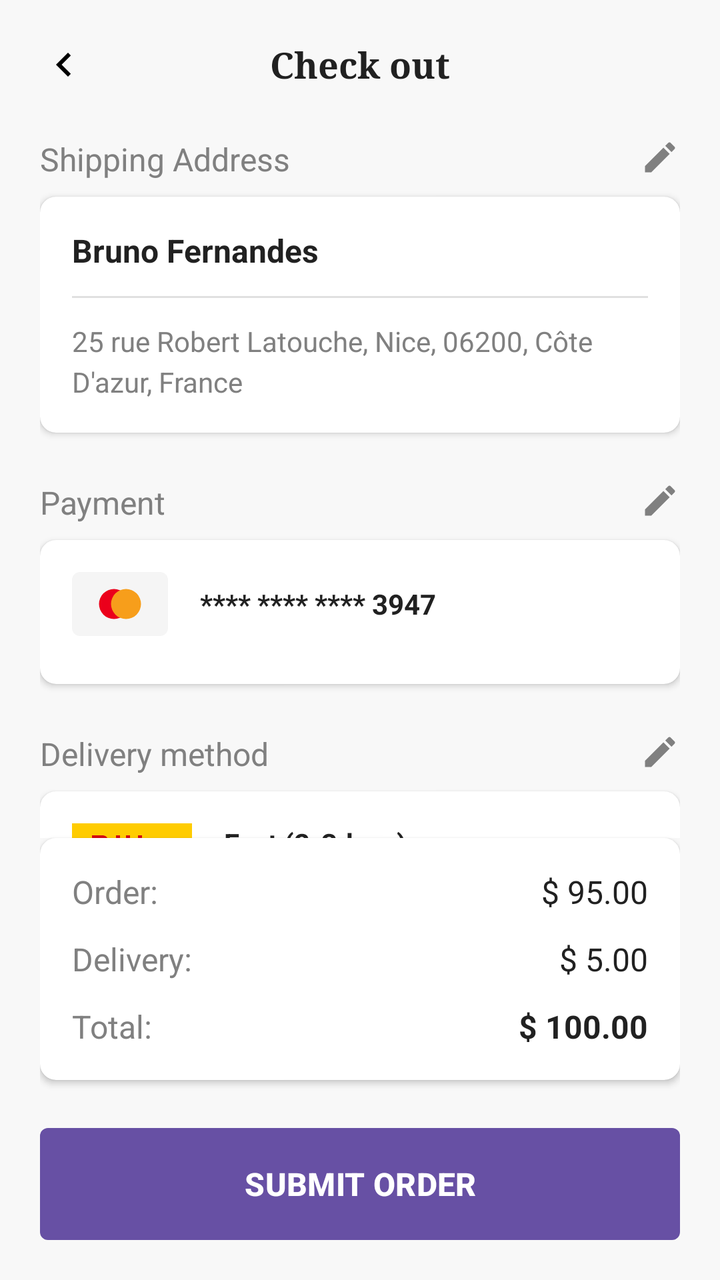
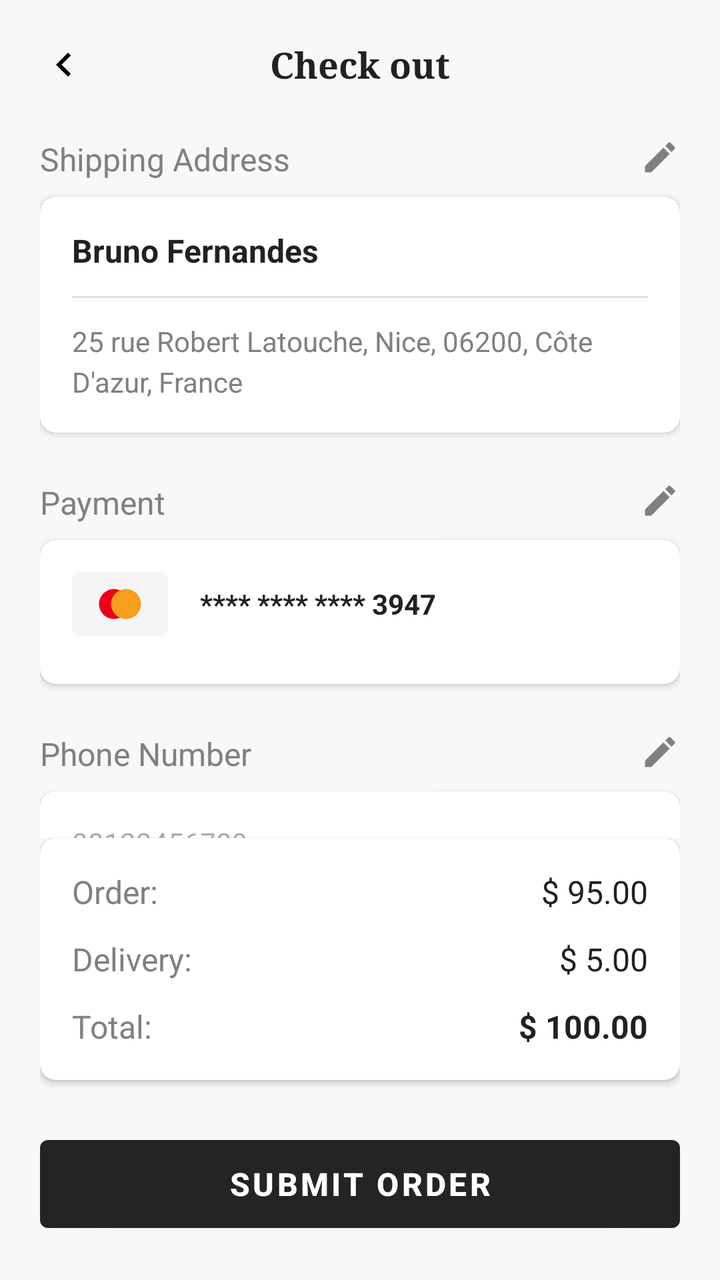

An Android layout rendered at two revisions. The XML below is the earlier revision; the diff shows what the commit changed to produce the second picture.
<!-- AndroidManifest.xml: application theme Theme.Furniture -->
<!-- res/layout/activity_checkout.xml -->
<?xml version="1.0" encoding="utf-8"?>
<androidx.constraintlayout.widget.ConstraintLayout xmlns:android="http://schemas.android.com/apk/res/android"
    xmlns:app="http://schemas.android.com/apk/res-auto"
    xmlns:tools="http://schemas.android.com/tools"
    android:layout_width="match_parent"
    android:layout_height="match_parent"
    android:background="#F8F8F8"
    tools:context=".ui.CheckoutActivity">

    
    <LinearLayout
        android:id="@+id/layout_checkout_content"
        android:layout_width="match_parent"
        android:layout_height="match_parent"
        android:orientation="vertical"
        android:padding="20dp"
        android:visibility="visible">

        
        <RelativeLayout
            android:layout_width="match_parent"
            android:layout_height="wrap_content"
            android:layout_marginBottom="24dp">
            
            <ImageView
                android:layout_width="24dp"
                android:layout_height="24dp"
                android:src="@drawable/ic_back"
                android:layout_centerVertical="true" />
                
            <TextView
                android:layout_width="wrap_content"
                android:layout_height="wrap_content"
                android:text="Check out"
                android:textSize="18sp"
                android:textStyle="bold"
                android:fontFamily="serif"
                android:textColor="#212121"
                android:layout_centerInParent="true" />
        </RelativeLayout>

        <androidx.core.widget.NestedScrollView
            android:layout_width="match_parent"
            android:layout_height="0dp"
            android:layout_weight="1"
            android:fillViewport="true">

            <LinearLayout
                android:layout_width="match_parent"
                android:layout_height="wrap_content"
                android:orientation="vertical">

                
                <RelativeLayout
                    android:layout_width="match_parent"
                    android:layout_height="wrap_content"
                    android:layout_marginBottom="8dp">
                    
                    <TextView
                        android:layout_width="wrap_content"
                        android:layout_height="wrap_content"
                        android:text="Shipping Address"
                        android:textColor="#808080"
                        android:textSize="16sp" />
                        
                    <ImageView
                        android:layout_width="20dp"
                        android:layout_height="20dp"
                        android:src="@drawable/ic_edit"
                        android:layout_alignParentEnd="true" />
                </RelativeLayout>

                <androidx.cardview.widget.CardView
                    android:layout_width="match_parent"
                    android:layout_height="wrap_content"
                    app:cardCornerRadius="8dp"
                    app:cardElevation="2dp"
                    android:layout_marginBottom="24dp">

                    <LinearLayout
                        android:layout_width="match_parent"
                        android:layout_height="wrap_content"
                        android:orientation="vertical"
                        android:padding="16dp">

                        <TextView
                            android:id="@+id/tv_checkout_user_name"
                            android:layout_width="match_parent"
                            android:layout_height="wrap_content"
                            android:text="Bruno Fernandes"
                            android:textColor="#212121"
                            android:textStyle="bold"
                            android:textSize="16sp"
                            android:layout_marginBottom="12dp" />

                        <View
                            android:layout_width="match_parent"
                            android:layout_height="1dp"
                            android:background="#E0E0E0"
                            android:layout_marginBottom="12dp" />

                        <EditText
                            android:id="@+id/et_shipping_address"
                            android:layout_width="match_parent"
                            android:layout_height="wrap_content"
                            android:background="@null"
                            android:text="25 rue Robert Latouche, Nice, 06200, Côte D'azur, France"
                            android:textColor="#808080"
                            android:textSize="14sp"
                            android:lineSpacingExtra="4dp" />
                    </LinearLayout>
                </androidx.cardview.widget.CardView>

                
                <RelativeLayout
                    android:layout_width="match_parent"
                    android:layout_height="wrap_content"
                    android:layout_marginBottom="8dp">
                    
                    <TextView
                        android:layout_width="wrap_content"
                        android:layout_height="wrap_content"
                        android:text="Payment"
                        android:textColor="#808080"
                        android:textSize="16sp" />
                        
                    <ImageView
                        android:layout_width="20dp"
                        android:layout_height="20dp"
                        android:src="@drawable/ic_edit"
                        android:layout_alignParentEnd="true" />
                </RelativeLayout>

                <androidx.cardview.widget.CardView
                    android:layout_width="match_parent"
                    android:layout_height="wrap_content"
                    app:cardCornerRadius="8dp"
                    app:cardElevation="2dp"
                    android:layout_marginBottom="24dp">

                    <LinearLayout
                        android:layout_width="match_parent"
                        android:layout_height="wrap_content"
                        android:orientation="vertical"
                        android:padding="16dp">

                        <LinearLayout
                            android:layout_width="match_parent"
                            android:layout_height="wrap_content"
                            android:orientation="horizontal"
                            android:gravity="center_vertical">

                            <androidx.cardview.widget.CardView
                                android:layout_width="wrap_content"
                                android:layout_height="wrap_content"
                                app:cardCornerRadius="4dp"
                                app:cardElevation="0dp">
                                <ImageView
                                    android:layout_width="48dp"
                                    android:layout_height="32dp"
                                    android:background="#F5F5F5"
                                    android:src="@drawable/ic_mastercard"
                                    android:padding="4dp"
                                    android:scaleType="fitCenter" />
                            </androidx.cardview.widget.CardView>

                            <TextView
                                android:layout_width="wrap_content"
                                android:layout_height="wrap_content"
                                android:text="**** **** **** 3947"
                                android:textColor="#212121"
                                android:layout_marginStart="16dp"
                                android:textStyle="bold"
                                android:textSize="14sp" />
                        </LinearLayout>

                        
                        <RadioGroup
                            android:id="@+id/rg_payment_method"
                            android:layout_width="match_parent"
                            android:layout_height="wrap_content"
                            android:layout_marginTop="8dp" />
                    </LinearLayout>
                </androidx.cardview.widget.CardView>

                
                <RelativeLayout
                    android:layout_width="match_parent"
                    android:layout_height="wrap_content"
                    android:layout_marginBottom="8dp">
                    
                    <TextView
                        android:layout_width="wrap_content"
                        android:layout_height="wrap_content"
                        android:text="Delivery method"
                        android:textColor="#808080"
                        android:textSize="16sp" />
                        
                    <ImageView
                        android:layout_width="20dp"
                        android:layout_height="20dp"
                        android:src="@drawable/ic_edit"
                        android:layout_alignParentEnd="true" />
                </RelativeLayout>

                <androidx.cardview.widget.CardView
                    android:layout_width="match_parent"
                    android:layout_height="wrap_content"
                    app:cardCornerRadius="8dp"
                    app:cardElevation="2dp"
                    android:layout_marginBottom="24dp">

                    <LinearLayout
                        android:layout_width="match_parent"
                        android:layout_height="wrap_content"
                        android:orientation="horizontal"
                        android:padding="16dp"
                        android:gravity="center_vertical">

                        <ImageView
                            android:layout_width="60dp"
                            android:layout_height="20dp"
                            android:src="@drawable/ic_dhl"
                            android:scaleType="fitCenter" />

                        <TextView
                            android:layout_width="wrap_content"
                            android:layout_height="wrap_content"
                            android:text="Fast (2-3days)"
                            android:textColor="#212121"
                            android:layout_marginStart="16dp"
                            android:textStyle="bold"
                            android:textSize="14sp" />
                    </LinearLayout>
                </androidx.cardview.widget.CardView>

                
                <androidx.recyclerview.widget.RecyclerView
                    android:id="@+id/rv_checkout_items"
                    android:layout_width="match_parent"
                    android:layout_height="wrap_content"
                    android:visibility="gone" />
            </LinearLayout>
        </androidx.core.widget.NestedScrollView>

        
        <androidx.cardview.widget.CardView
            android:layout_width="match_parent"
            android:layout_height="wrap_content"
            app:cardCornerRadius="8dp"
            app:cardElevation="2dp"
            android:layout_marginBottom="24dp">

            <LinearLayout
                android:layout_width="match_parent"
                android:layout_height="wrap_content"
                android:orientation="vertical"
                android:padding="16dp">

                <RelativeLayout
                    android:layout_width="match_parent"
                    android:layout_height="wrap_content"
                    android:layout_marginBottom="12dp">
                    
                    <TextView
                        android:layout_width="wrap_content"
                        android:layout_height="wrap_content"
                        android:text="Order:"
                        android:textColor="#808080"
                        android:textSize="16sp" />
                        
                    <TextView
                        android:layout_width="wrap_content"
                        android:layout_height="wrap_content"
                        android:text="$ 95.00"
                        android:textColor="#212121"
                        android:textSize="16sp"
                        android:layout_alignParentEnd="true" />
                </RelativeLayout>

                <RelativeLayout
                    android:layout_width="match_parent"
                    android:layout_height="wrap_content"
                    android:layout_marginBottom="12dp">
                    
                    <TextView
                        android:layout_width="wrap_content"
                        android:layout_height="wrap_content"
                        android:text="Delivery:"
                        android:textColor="#808080"
                        android:textSize="16sp" />
                        
                    <TextView
                        android:layout_width="wrap_content"
                        android:layout_height="wrap_content"
                        android:text="$ 5.00"
                        android:textColor="#212121"
                        android:textSize="16sp"
                        android:layout_alignParentEnd="true" />
                </RelativeLayout>

                <RelativeLayout
                    android:layout_width="match_parent"
                    android:layout_height="wrap_content">
                    
                    <TextView
                        android:layout_width="wrap_content"
                        android:layout_height="wrap_content"
                        android:text="Total:"
                        android:textColor="#808080"
                        android:textSize="16sp" />
                        
                    <TextView
                        android:id="@+id/tv_checkout_total"
                        android:layout_width="wrap_content"
                        android:layout_height="wrap_content"
                        android:text="$ 100.00"
                        android:textColor="#212121"
                        android:textStyle="bold"
                        android:textSize="16sp"
                        android:layout_alignParentEnd="true" />
                </RelativeLayout>
            </LinearLayout>
        </androidx.cardview.widget.CardView>

        <Button
            android:id="@+id/btn_place_order"
            android:layout_width="match_parent"
            android:layout_height="56dp"
            android:background="@drawable/bg_button_boarding"
            android:text="SUBMIT ORDER"
            android:textColor="@color/white"
            android:textSize="16sp"
            android:textStyle="bold" />

    </LinearLayout>

    
    <androidx.constraintlayout.widget.ConstraintLayout
        android:id="@+id/layout_order_success"
        android:layout_width="match_parent"
        android:layout_height="match_parent"
        android:background="@color/white"
        android:visibility="gone"
        android:elevation="10dp">

        <TextView
            android:id="@+id/tv_success_title"
            android:layout_width="wrap_content"
            android:layout_height="wrap_content"
            android:text="SUCCESS!"
            android:fontFamily="serif"
            android:textSize="32sp"
            android:textStyle="bold"
            android:textColor="#212121"
            android:letterSpacing="0.1"
            app:layout_constraintBottom_toTopOf="@id/cl_success_image"
            app:layout_constraintEnd_toEndOf="parent"
            app:layout_constraintStart_toStartOf="parent"
            app:layout_constraintTop_toTopOf="parent"
            app:layout_constraintVertical_chainStyle="packed"
            android:layout_marginBottom="32dp"/>

        <androidx.constraintlayout.widget.ConstraintLayout
            android:id="@+id/cl_success_image"
            android:layout_width="wrap_content"
            android:layout_height="wrap_content"
            app:layout_constraintTop_toBottomOf="@id/tv_success_title"
            app:layout_constraintBottom_toTopOf="@id/tv_success_desc"
            app:layout_constraintStart_toStartOf="parent"
            app:layout_constraintEnd_toEndOf="parent"
            android:layout_marginBottom="32dp">

            <ImageView
                android:id="@+id/img_success_illustration"
                android:layout_width="240dp"
                android:layout_height="240dp"
                android:src="@drawable/ic_image_placeholder"
                android:background="#F5F5F5"
                android:padding="24dp"
                app:layout_constraintTop_toTopOf="parent"
                app:layout_constraintStart_toStartOf="parent"
                app:layout_constraintEnd_toEndOf="parent"/>

            <ImageView
                android:layout_width="48dp"
                android:layout_height="48dp"
                android:src="@drawable/ic_check_circle"
                app:layout_constraintTop_toBottomOf="@id/img_success_illustration"
                app:layout_constraintBottom_toBottomOf="@id/img_success_illustration"
                app:layout_constraintStart_toStartOf="parent"
                app:layout_constraintEnd_toEndOf="parent"/>
        </androidx.constraintlayout.widget.ConstraintLayout>

        <TextView
            android:id="@+id/tv_success_desc"
            android:layout_width="wrap_content"
            android:layout_height="wrap_content"
            android:text="Your order will be delivered soon.\nThank you for choosing our app!"
            android:textColor="#808080"
            android:textSize="16sp"
            android:textAlignment="center"
            android:lineSpacingExtra="4dp"
            app:layout_constraintTop_toBottomOf="@id/cl_success_image"
            app:layout_constraintBottom_toTopOf="@id/btn_track_orders"
            app:layout_constraintStart_toStartOf="parent"
            app:layout_constraintEnd_toEndOf="parent"
            android:layout_marginTop="32dp"
            android:layout_marginBottom="40dp"/>

        <Button
            android:id="@+id/btn_track_orders"
            android:layout_width="match_parent"
            android:layout_height="56dp"
            android:layout_marginStart="24dp"
            android:layout_marginEnd="24dp"
            android:background="@drawable/bg_button_boarding"
            android:text="Track your orders"
            android:textAllCaps="false"
            android:textColor="@color/white"
            android:textSize="16sp"
            app:layout_constraintTop_toBottomOf="@id/tv_success_desc"
            app:layout_constraintBottom_toTopOf="@id/btn_back_to_home"
            app:layout_constraintStart_toStartOf="parent"
            app:layout_constraintEnd_toEndOf="parent"
            android:layout_marginBottom="16dp"/>

        <Button
            android:id="@+id/btn_back_to_home"
            android:layout_width="match_parent"
            android:layout_height="56dp"
            android:layout_marginStart="24dp"
            android:layout_marginEnd="24dp"
            android:background="@drawable/bg_button_outline"
            android:text="BACK TO HOME"
            android:textColor="#212121"
            android:textSize="16sp"
            app:layout_constraintTop_toBottomOf="@id/btn_track_orders"
            app:layout_constraintBottom_toBottomOf="parent"
            app:layout_constraintStart_toStartOf="parent"
            app:layout_constraintEnd_toEndOf="parent" />

    </androidx.constraintlayout.widget.ConstraintLayout>

</androidx.constraintlayout.widget.ConstraintLayout>
<!-- resources referenced by this layout -->
<resources>
  <color name="white">#FFFFFFFF</color>
  <!-- drawable bg_button_boarding (drawable) -->
  <?xml version="1.0" encoding="utf-8"?>
  <shape xmlns:android="http://schemas.android.com/apk/res/android"
      android:shape="rectangle">
      <corners android:radius="4dp" />
      <solid android:color="#242424" />
  </shape>
  <!-- drawable bg_button_outline (drawable) -->
  <?xml version="1.0" encoding="utf-8"?>
  <shape xmlns:android="http://schemas.android.com/apk/res/android"
      android:shape="rectangle">
      <corners android:radius="8dp" />
      <stroke android:width="1dp" android:color="#212121" />
      <solid android:color="@color/white" />
  </shape>
  <!-- drawable ic_back (drawable) -->
  <vector xmlns:android="http://schemas.android.com/apk/res/android"
      android:width="24dp"
      android:height="24dp"
      android:viewportWidth="24"
      android:viewportHeight="24">
      <path
          android:fillColor="#FF000000"
          android:pathData="M15.41,16.59L10.83,12l4.58,-4.59L14,6l-6,6 6,6z"/>
  </vector>
  <!-- drawable ic_check_circle (drawable) -->
  <vector xmlns:android="http://schemas.android.com/apk/res/android"
      android:width="48dp"
      android:height="48dp"
      android:viewportWidth="48"
      android:viewportHeight="48">
      <path
          android:fillColor="#27AE60"
          android:pathData="M24,24 m-24,0 a24,24 0 1,0 48,0 a24,24 0 1,0 -48,0"/>
      <path
          android:fillColor="#FFFFFF"
          android:pathData="M20,32 l-8,-8 l3,-3 l5,5 l13,-13 l3,3 z"/>
  </vector>
  <!-- drawable ic_dhl (drawable) -->
  <vector xmlns:android="http://schemas.android.com/apk/res/android"
      android:width="60dp"
      android:height="20dp"
      android:viewportWidth="60"
      android:viewportHeight="20">
      <path
          android:fillColor="#FFCC00"
          android:pathData="M0,0 h60 v20 h-60 z"/>
      <path
          android:fillColor="#D40511"
          android:pathData="M10,6 h5 c2,0 3,1 3,3 c0,2 -1,3 -3,3 h-5 v-6 z M13,10 c1,0 1,-0.5 1,-1 c0,-0.5 0,-1 -1,-1 h-1 v2 h1 z M22,6 h2 v2 h3 v-2 h2 v8 h-2 v-3 h-3 v3 h-2 v-8 z M33,6 h2 v6 h4 v2 h-6 v-8 z"/>
  </vector>
  <!-- drawable ic_edit (drawable) -->
  <vector xmlns:android="http://schemas.android.com/apk/res/android"
      android:width="24dp"
      android:height="24dp"
      android:viewportWidth="24"
      android:viewportHeight="24">
      <path
          android:fillColor="#808080"
          android:pathData="M3,17.25V21h3.75L17.81,9.94l-3.75,-3.75L3,17.25zM20.71,7.04c0.39,-0.39 0.39,-1.02 0,-1.41l-2.34,-2.34c-0.39,-0.39 -1.02,-0.39 -1.41,0l-1.83,1.83 3.75,3.75 1.83,-1.83z"/>
  </vector>
  <!-- drawable ic_image_placeholder (drawable) -->
  <?xml version="1.0" encoding="utf-8"?>
  <vector xmlns:android="http://schemas.android.com/apk/res/android"
      android:width="48dp"
      android:height="48dp"
      android:viewportWidth="24"
      android:viewportHeight="24">
      
      <path
          android:fillColor="#F0F0F0"
          android:pathData="M0,0 L24,0 L24,24 L0,24 Z" />
      
      <path
          android:fillColor="#BDBDBD"
          android:pathData="M21,19V5c0,-1.1 -0.9,-2 -2,-2H5c-1.1,0 -2,0.9 -2,2v14c0,1.1 0.9,2 2,2h14c1.1,0 2,-0.9 2,-2zM8.5,13.5l2.5,3.01L14.5,12l4.5,6H5l3.5,-4.5z" />
  </vector>
  <!-- drawable ic_mastercard (drawable) -->
  <vector xmlns:android="http://schemas.android.com/apk/res/android"
      android:width="48dp"
      android:height="32dp"
      android:viewportWidth="48"
      android:viewportHeight="32">
      <path
          android:fillColor="#EB001B"
          android:pathData="M20,16 m-10,0 a10,10 0 1,0 20,0 a10,10 0 1,0 -20,0"/>
      <path
          android:fillColor="#F79E1B"
          android:pathData="M28,16 m-10,0 a10,10 0 1,0 20,0 a10,10 0 1,0 -20,0"/>
  </vector>
  <style name="Theme.Furniture" parent="Base.Theme.Furniture" />
  <style name="Base.Theme.Furniture" parent="Theme.Material3.DayNight.NoActionBar">
          
          
      </style>
</resources>

<!-- the commit's change to res/layout/activity_checkout.xml (unified diff, before → after) -->
@@ -192,6 +192,51 @@
                     <TextView
                         android:layout_width="wrap_content"
                         android:layout_height="wrap_content"
+                        android:text="Phone Number"
+                        android:textColor="#808080"
+                        android:textSize="16sp" />
+                        
+                    <ImageView
+                        android:layout_width="20dp"
+                        android:layout_height="20dp"
+                        android:src="@drawable/ic_edit"
+                        android:layout_alignParentEnd="true" />
+                </RelativeLayout>
+
+                <androidx.cardview.widget.CardView
+                    android:layout_width="match_parent"
+                    android:layout_height="wrap_content"
+                    app:cardCornerRadius="8dp"
+                    app:cardElevation="2dp"
+                    android:layout_marginBottom="24dp">
+
+                    <LinearLayout
+                        android:layout_width="match_parent"
+                        android:layout_height="wrap_content"
+                        android:orientation="vertical"
+                        android:padding="16dp">
+
+                        <EditText
+                            android:id="@+id/et_phone_number"
+                            android:layout_width="match_parent"
+                            android:layout_height="wrap_content"
+                            android:background="@null"
+                            android:hint="08123456789"
+                            android:inputType="phone"
+                            android:textColor="#808080"
+                            android:textSize="14sp" />
+                    </LinearLayout>
+                </androidx.cardview.widget.CardView>
+
+                
+                <RelativeLayout
+                    android:layout_width="match_parent"
+                    android:layout_height="wrap_content"
+                    android:layout_marginBottom="8dp">
+                    
+                    <TextView
+                        android:layout_width="wrap_content"
+                        android:layout_height="wrap_content"
                         android:text="Delivery method"
                         android:textColor="#808080"
                         android:textSize="16sp" />
@@ -323,11 +368,14 @@
             </LinearLayout>
         </androidx.cardview.widget.CardView>
 
-        <Button
+        <com.google.android.material.button.MaterialButton
             android:id="@+id/btn_place_order"
             android:layout_width="match_parent"
             android:layout_height="56dp"
-            android:background="@drawable/bg_button_boarding"
+            app:backgroundTint="#242424"
+            app:cornerRadius="4dp"
+            app:elevation="0dp"
+            style="@style/Widget.MaterialComponents.Button"
             android:text="SUBMIT ORDER"
             android:textColor="@color/white"
             android:textSize="16sp"
@@ -408,13 +456,16 @@
             android:layout_marginTop="32dp"
             android:layout_marginBottom="40dp"/>
 
-        <Button
+        <com.google.android.material.button.MaterialButton
             android:id="@+id/btn_track_orders"
             android:layout_width="match_parent"
             android:layout_height="56dp"
             android:layout_marginStart="24dp"
             android:layout_marginEnd="24dp"
-            android:background="@drawable/bg_button_boarding"
+            app:backgroundTint="#242424"
+            app:cornerRadius="4dp"
+            app:elevation="0dp"
+            style="@style/Widget.MaterialComponents.Button"
             android:text="Track your orders"
             android:textAllCaps="false"
             android:textColor="@color/white"
@@ -425,13 +476,18 @@
             app:layout_constraintEnd_toEndOf="parent"
             android:layout_marginBottom="16dp"/>
 
-        <Button
+        <com.google.android.material.button.MaterialButton
             android:id="@+id/btn_back_to_home"
             android:layout_width="match_parent"
             android:layout_height="56dp"
             android:layout_marginStart="24dp"
             android:layout_marginEnd="24dp"
-            android:background="@drawable/bg_button_outline"
+            app:backgroundTint="@android:color/white"
+            app:strokeColor="#212121"
+            app:strokeWidth="1dp"
+            app:cornerRadius="8dp"
+            app:elevation="0dp"
+            style="@style/Widget.MaterialComponents.Button.OutlinedButton"
             android:text="BACK TO HOME"
             android:textColor="#212121"
             android:textSize="16sp"
<!-- resource entries referenced after the edit -->
@@ -1,21 +1,6 @@
 <!-- resources referenced by this layout -->
 <resources>
   <color name="white">#FFFFFFFF</color>
-  <!-- drawable bg_button_boarding (drawable) -->
-  <?xml version="1.0" encoding="utf-8"?>
-  <shape xmlns:android="http://schemas.android.com/apk/res/android"
-      android:shape="rectangle">
-      <corners android:radius="4dp" />
-      <solid android:color="#242424" />
-  </shape>
-  <!-- drawable bg_button_outline (drawable) -->
-  <?xml version="1.0" encoding="utf-8"?>
-  <shape xmlns:android="http://schemas.android.com/apk/res/android"
-      android:shape="rectangle">
-      <corners android:radius="8dp" />
-      <stroke android:width="1dp" android:color="#212121" />
-      <solid android:color="@color/white" />
-  </shape>
   <!-- drawable ic_back (drawable) -->
   <vector xmlns:android="http://schemas.android.com/apk/res/android"
       android:width="24dp"
